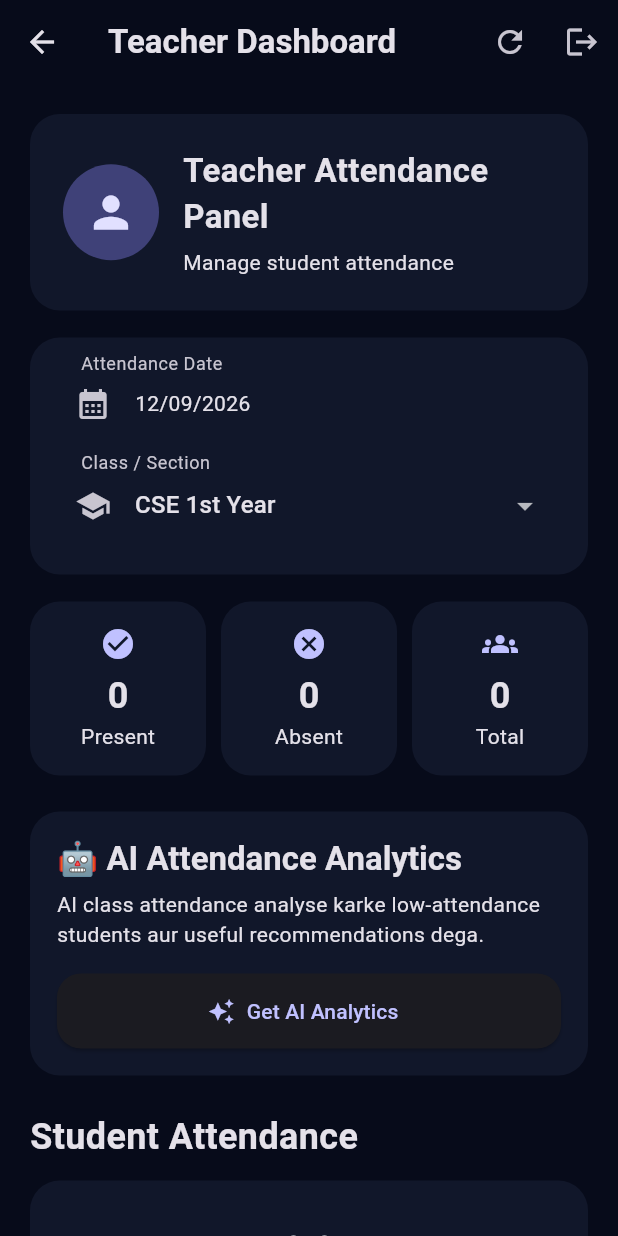
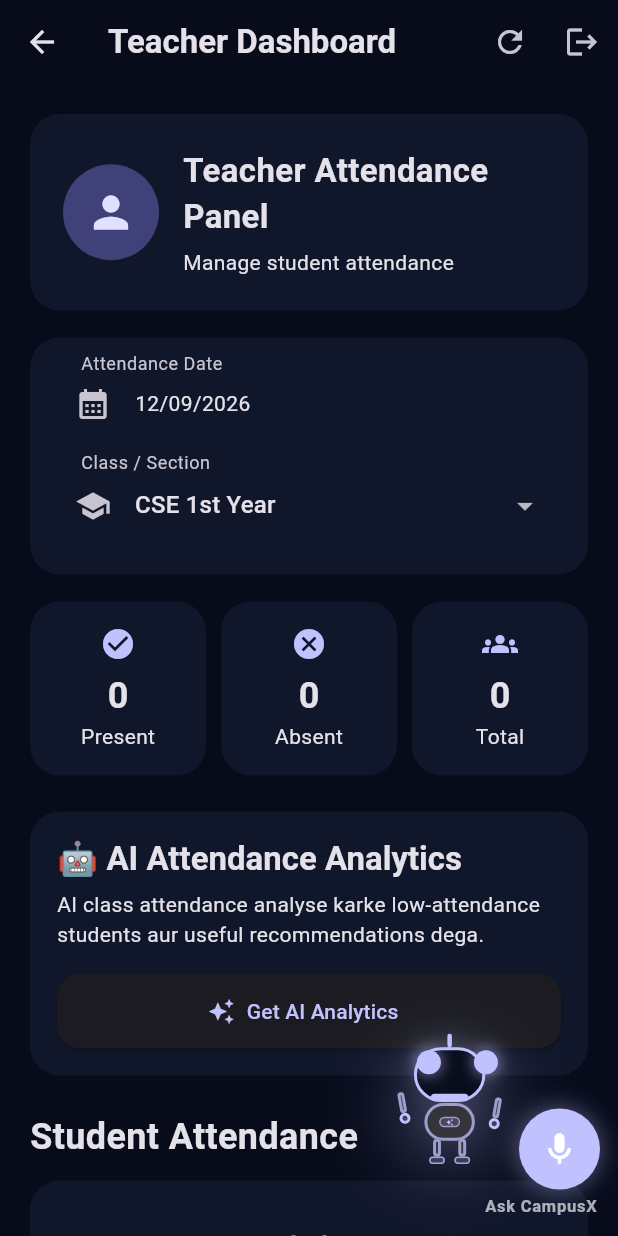
Before and after one commit to lalunishad90050-jpg/campusX, a Flutter app: the TeacherDashboardScreen screen opened by its route, on a phone screen of 412 x 824 dp. Run offline on Flutter 3.47's test engine with Material 3 defaults, Android fonts, the phone set to English and light mode, and no system bars; our stand-ins replace cloud_firestore, file_picker, firebase_auth, firebase_core, flutter_map, flutter_tts and 2 more; accounts and stored records are empty; statements that could not run were skipped.

Commit message:
Add AI assistant to teacher and admin dashboards

```diff
--- a/lib/screens/teacher_dashboard_screen.dart
+++ b/lib/screens/teacher_dashboard_screen.dart
@@ -4,6 +4,8 @@ import 'package:cloud_firestore/cloud_firestore.dart';
 import 'package:firebase_auth/firebase_auth.dart';
 import 'package:flutter/material.dart';
 import 'package:http/http.dart' as http;
+
+import '../widgets/ai_voice_assistant.dart';
 
 class TeacherDashboardScreen extends StatefulWidget {
   const TeacherDashboardScreen({super.key});
@@ -41,6 +43,7 @@ class _TeacherDashboardScreenState extends State<TeacherDashboardScreen> {
   String get dateString {
     final d = selectedDate.day.toString().padLeft(2, '0');
     final m = selectedDate.month.toString().padLeft(2, '0');
+
     return '$d/$m/${selectedDate.year}';
   }
 
@@ -85,6 +88,7 @@ class _TeacherDashboardScreenState extends State<TeacherDashboardScreen> {
       if (!mounted) return;
 
       setState(() => loading = false);
+
       message('Students load nahi hue: $e', true);
     }
   }
@@ -117,10 +121,12 @@ class _TeacherDashboardScreenState extends State<TeacherDashboardScreen> {
         attendance
           ..clear()
           ..addAll(old);
+
         aiResult = null;
       });
     } catch (e) {
       if (!mounted) return;
+
       message('Attendance load nahi hui: $e', true);
     }
   }
@@ -218,6 +224,7 @@ class _TeacherDashboardScreenState extends State<TeacherDashboardScreen> {
       if (!mounted) return;
 
       setState(() => aiLoading = false);
+
       message('AI Analytics load nahi hui: $e', true);
     }
   }
@@ -322,10 +329,13 @@ class _TeacherDashboardScreenState extends State<TeacherDashboardScreen> {
       case 'high':
       case 'critical':
         return Colors.red;
+
       case 'medium':
         return Colors.orange;
+
       case 'low':
         return Colors.green;
+
       default:
         return Theme.of(context).colorScheme.primary;
     }
@@ -426,7 +436,9 @@ class _TeacherDashboardScreenState extends State<TeacherDashboardScreen> {
                 ),
               ],
             ),
+
             const SizedBox(height: 18),
+
             Row(
               children: [
                 Expanded(
@@ -448,18 +460,23 @@ class _TeacherDashboardScreenState extends State<TeacherDashboardScreen> {
                 ),
               ],
             ),
+
             const SizedBox(height: 18),
+
             _AISection(
               icon: Icons.insights,
               title: 'AI Insight',
               text: insight,
             ),
+
             const SizedBox(height: 12),
+
             _AISection(
               icon: Icons.lightbulb_outline,
               title: 'Recommendation',
               text: recommendation,
             ),
+
             if (lowStudents.isNotEmpty) ...[
               const SizedBox(height: 16),
               _AIStudentList(
@@ -468,6 +485,7 @@ class _TeacherDashboardScreenState extends State<TeacherDashboardScreen> {
                 color: Colors.red,
               ),
             ],
+
             if (highStudents.isNotEmpty) ...[
               const SizedBox(height: 16),
               _AIStudentList(
@@ -476,7 +494,9 @@ class _TeacherDashboardScreenState extends State<TeacherDashboardScreen> {
                 color: Colors.green,
               ),
             ],
+
             const SizedBox(height: 16),
+
             SizedBox(
               width: double.infinity,
               height: 48,
@@ -510,12 +530,15 @@ class _TeacherDashboardScreenState extends State<TeacherDashboardScreen> {
           IconButton(onPressed: logout, icon: const Icon(Icons.logout)),
         ],
       ),
+
       body: loading
           ? const Center(child: CircularProgressIndicator())
-          : RefreshIndicator(
+          : Stack(
+              children: [
+                RefreshIndicator(
                   onRefresh: loadStudents,
                   child: ListView(
-                padding: const EdgeInsets.all(20),
+                    padding: const EdgeInsets.fromLTRB(20, 20, 20, 110),
                     children: [
                       Card(
                         child: Padding(
@@ -547,7 +570,9 @@ class _TeacherDashboardScreenState extends State<TeacherDashboardScreen> {
                           ),
                         ),
                       ),
+
                       const SizedBox(height: 18),
+
                       Card(
                         child: Padding(
                           padding: const EdgeInsets.all(18),
@@ -563,7 +588,9 @@ class _TeacherDashboardScreenState extends State<TeacherDashboardScreen> {
                                   child: Text(dateString),
                                 ),
                               ),
+
                               const SizedBox(height: 14),
+
                               DropdownButtonFormField<String>(
                                 initialValue: selectedSection,
                                 decoration: const InputDecoration(
@@ -589,7 +616,9 @@ class _TeacherDashboardScreenState extends State<TeacherDashboardScreen> {
                           ),
                         ),
                       ),
+
                       const SizedBox(height: 18),
+
                       Row(
                         children: [
                           Expanded(
@@ -620,14 +649,23 @@ class _TeacherDashboardScreenState extends State<TeacherDashboardScreen> {
                           ),
                         ],
                       ),
+
                       const SizedBox(height: 24),
+
                       aiAnalyticsCard(theme),
+
                       const SizedBox(height: 24),
+
                       const Text(
                         'Student Attendance',
-                    style: TextStyle(fontSize: 24, fontWeight: FontWeight.bold),
+                        style: TextStyle(
+                          fontSize: 24,
+                          fontWeight: FontWeight.bold,
                         ),
+                      ),
+
                       const SizedBox(height: 12),
+
                       if (students.isEmpty)
                         Card(
                           child: Padding(
@@ -645,8 +683,9 @@ class _TeacherDashboardScreenState extends State<TeacherDashboardScreen> {
                                 ),
                                 const SizedBox(height: 6),
                                 const Text(
-                              'Students will appear automatically '
-                              'after registration.',
+                                  'Students will appear '
+                                  'automatically after '
+                                  'registration.',
                                   textAlign: TextAlign.center,
                                 ),
                               ],
@@ -654,8 +693,12 @@ class _TeacherDashboardScreenState extends State<TeacherDashboardScreen> {
                           ),
                         )
                       else
-                    ...students.map((student) => studentCard(student, theme)),
+                        ...students.map(
+                          (student) => studentCard(student, theme),
+                        ),
+
                       const SizedBox(height: 18),
+
                       SizedBox(
                         height: 52,
                         child: ElevatedButton.icon(
@@ -664,7 +707,9 @@ class _TeacherDashboardScreenState extends State<TeacherDashboardScreen> {
                               ? const SizedBox(
                                   width: 20,
                                   height: 20,
-                              child: CircularProgressIndicator(strokeWidth: 2),
+                                  child: CircularProgressIndicator(
+                                    strokeWidth: 2,
+                                  ),
                                 )
                               : const Icon(Icons.save),
                           label: Text(saving ? 'Saving...' : 'Save Attendance'),
@@ -672,6 +717,15 @@ class _TeacherDashboardScreenState extends State<TeacherDashboardScreen> {
                       ),
                     ],
                   ),
+                ),
+
+                // CampusX AI floating assistant
+                const Positioned(
+                  right: 12,
+                  bottom: 12,
+                  child: AIVoiceAssistant(),
+                ),
+              ],
             ),
     );
   }
@@ -722,7 +776,9 @@ class _TeacherDashboardScreenState extends State<TeacherDashboardScreen> {
                     ),
                   ),
                 ),
+
                 const SizedBox(width: 14),
+
                 Expanded(
                   child: Column(
                     crossAxisAlignment: CrossAxisAlignment.start,
@@ -734,7 +790,9 @@ class _TeacherDashboardScreenState extends State<TeacherDashboardScreen> {
                           fontWeight: FontWeight.bold,
                         ),
                       ),
+
                       const SizedBox(height: 4),
+
                       Text(
                         'Roll No: $roll',
                         style: TextStyle(
@@ -742,7 +800,9 @@ class _TeacherDashboardScreenState extends State<TeacherDashboardScreen> {
                           color: theme.colorScheme.primary,
                         ),
                       ),
+
                       const SizedBox(height: 3),
+
                       Text(
                         'College ID: $collegeId',
                         style: TextStyle(
@@ -755,7 +815,9 @@ class _TeacherDashboardScreenState extends State<TeacherDashboardScreen> {
                 ),
               ],
             ),
+
             const SizedBox(height: 14),
+
             Row(
               children: [
                 Expanded(
@@ -781,7 +843,9 @@ class _TeacherDashboardScreenState extends State<TeacherDashboardScreen> {
                     ),
                   ),
                 ),
+
                 const SizedBox(width: 10),
+
                 Expanded(
                   child: OutlinedButton.icon(
                     onPressed: () {
@@ -923,10 +987,13 @@ class _AIStudentList extends StatelessWidget {
             title,
             style: TextStyle(fontWeight: FontWeight.bold, color: color),
           ),
+
           const SizedBox(height: 8),
+
           ...students.take(8).map((student) {
             if (student is Map) {
               final name = (student['name'] ?? 'Student').toString();
+
               final roll = (student['rollNumber'] ?? '').toString();
 
               return Padding(
```
Also changed, not shown: lib/screens/admin_dashboard_screen.dart (+27 -66 lines). Lines whose indentation alone changed are shown as unchanged.
